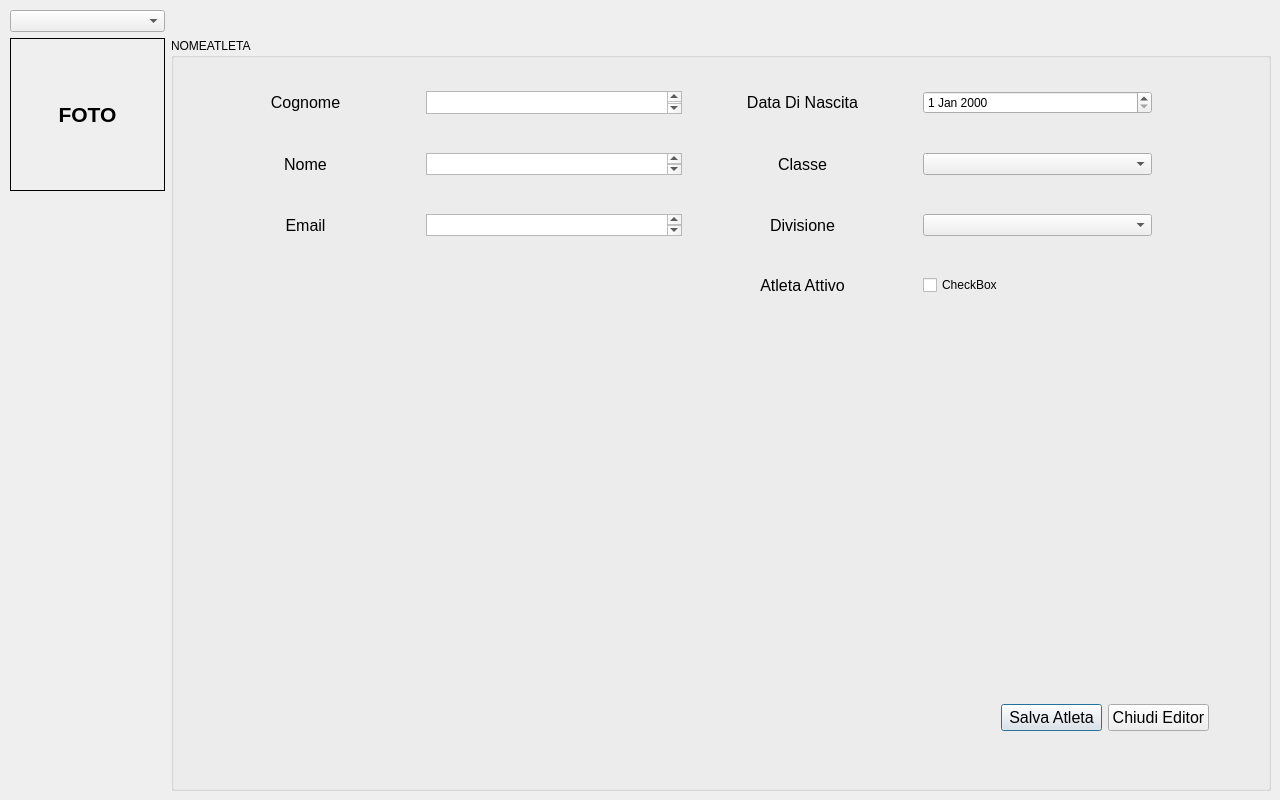
The window that editor_athlete.ui (talorno/ArcheryWkoutManager) describes before a commit, drawn with Qt 5.
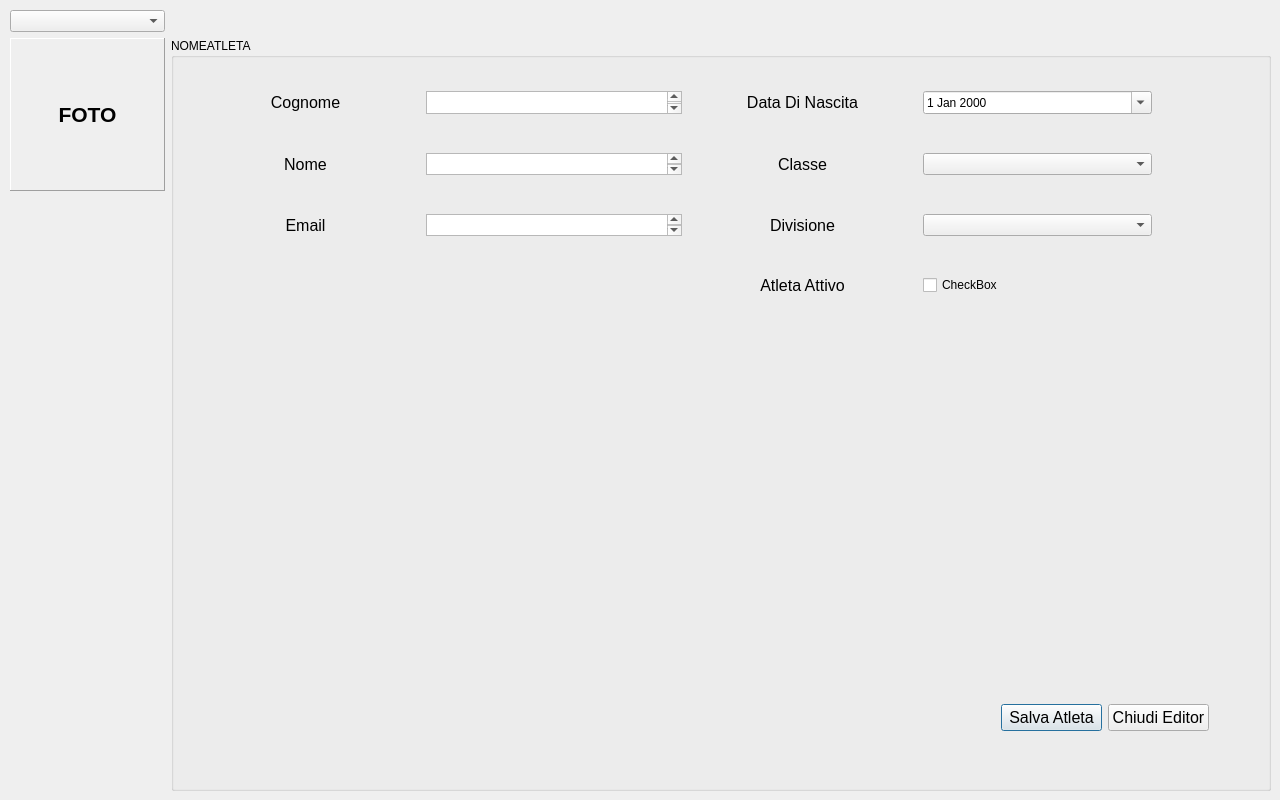
The same window after the commit.

The edit to the form file:
```diff
--- a/editor_athlete.ui
+++ b/editor_athlete.ui
@@ -55,7 +55,10 @@
        </font>
       </property>
       <property name="frameShape">
-       <enum>QFrame::Box</enum>
+       <enum>QFrame::Panel</enum>
+      </property>
+      <property name="frameShadow">
+       <enum>QFrame::Raised</enum>
       </property>
       <property name="text">
        <string>FOTO</string>
@@ -165,7 +168,11 @@
          </widget>
         </item>
         <item row="0" column="3">
-         <widget class="QDateEdit" name="DATE_bithday"/>
+         <widget class="QDateEdit" name="DATE_birthday">
+          <property name="calendarPopup">
+           <bool>true</bool>
+          </property>
+         </widget>
         </item>
         <item row="2" column="1">
          <widget class="QTextEdit" name="TXT_email">
```
